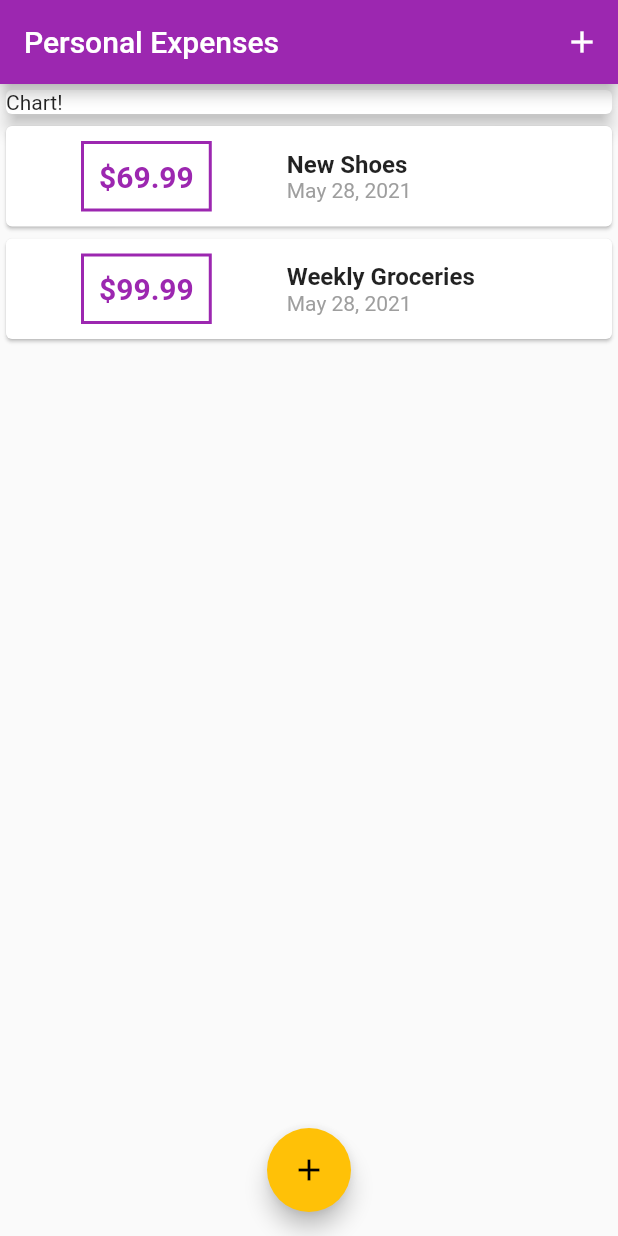
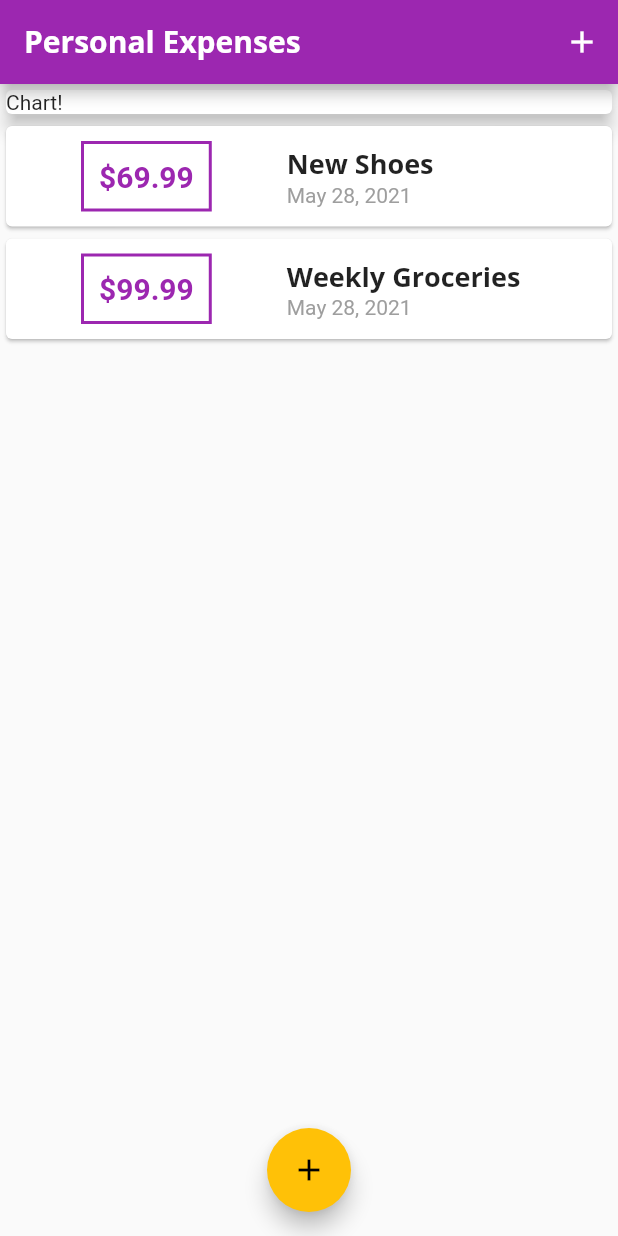
Before and after one commit to arielt/flutter_expense_planner, a Flutter app: the screen it shows after launch, on a phone screen of 412 x 824 dp. Run offline on Flutter 3.47's test engine with Material 2 defaults, Android fonts, the light colour scheme and no system bars.

Commit message:
add custom fonts

```diff
--- a/lib/main.dart
+++ b/lib/main.dart
@@ -11,7 +11,21 @@
   Widget build(BuildContext context) {
     return MaterialApp(
       title: 'Personal Expenses',
-      theme: ThemeData(primarySwatch: Colors.purple, accentColor: Colors.amber),
+      theme: ThemeData(
+          primarySwatch: Colors.purple,
+          accentColor: Colors.amber,
+          fontFamily: 'Quicksand',
+          textTheme: ThemeData.light().textTheme.copyWith(
+              headline6: TextStyle(
+                  fontFamily: 'OpenSans',
+                  fontWeight: FontWeight.bold,
+                  fontSize: 18)),
+          appBarTheme: AppBarTheme(
+              textTheme: ThemeData.light().textTheme.copyWith(
+                  headline6: TextStyle(
+                      fontFamily: 'OpenSans',
+                      fontSize: 20,
+                      fontWeight: FontWeight.bold)))),
       home: MyHomePage(),
     );
   }
--- a/lib/widgets/transaction_list.dart
+++ b/lib/widgets/transaction_list.dart
@@ -32,10 +32,7 @@
                 crossAxisAlignment: CrossAxisAlignment.start,
                 children: <Widget>[
                   Text(transactions[index].title,
-                      style: TextStyle(
-                        fontWeight: FontWeight.bold,
-                        fontSize: 16,
-                      )),
+                      style: Theme.of(context).textTheme.headline6),
                   Text(DateFormat.yMMMd().format(transactions[index].date),
                       style: TextStyle(color: Colors.grey))
                 ],
```
Also changed, not shown: pubspec.yaml (+11 -6 lines), assets/fonts/OpenSans-Bold.ttf (added), assets/fonts/OpenSans-Regular.ttf (added), assets/fonts/Quicksand-Bold.ttf (added), assets/fonts/Quicksand-Light.ttf (added), assets/fonts/Quicksand-Medium.ttf (added), assets/fonts/Quicksand-Regular.ttf (added).
